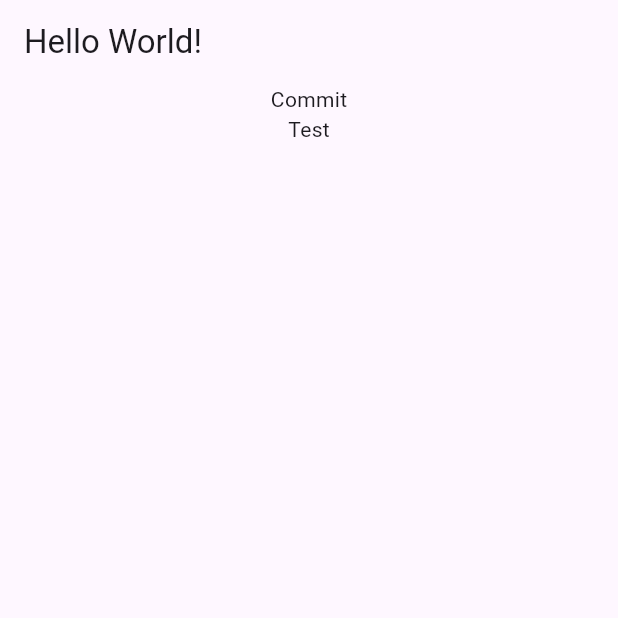
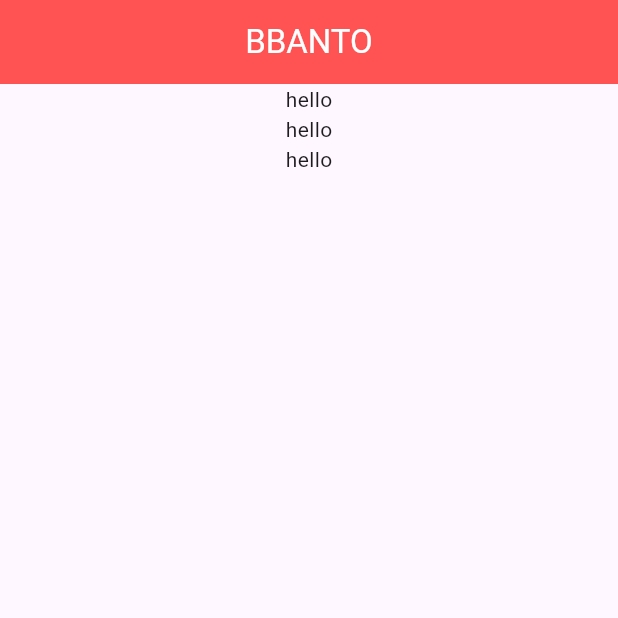
Before and after one commit to dw0124/Flutter_Study, a Flutter app: the screen it shows after launch, on a phone screen of 412 x 824 dp, the top half of it. Run offline on Flutter 3.47's test engine with Material 3 defaults, Android fonts, the phone set to English and light mode, and no system bars.

Commit message:
AppBar, Column ..

```diff
--- a/lib/main.dart
+++ b/lib/main.dart
@@ -8,9 +8,12 @@ class MyApp extends StatelessWidget {
   Widget build(BuildContext context) {
     return MaterialApp(
       title: "My App",
-      theme: ThemeData(
-        primarySwatch: Colors.blue
-      ),
+        theme: ThemeData(
+            appBarTheme: AppBarTheme(
+              backgroundColor: Colors.blue, // AppBar의 배경 색상
+              foregroundColor: Colors.white, // AppBar의 글씨 및 아이콘 색상
+            )
+        ),
       home: MyHomePage(),
     );
   }
@@ -23,15 +26,20 @@ class MyHomePage extends StatelessWidget {
   Widget build(BuildContext context) {
     return Scaffold(
       appBar: AppBar(
-        title: Text("Hello World!"),
+        title: Text("BBANTO"),  // AppBar의 타이틀
+        centerTitle: true,      // AppBar의 타이틀을 가운데 정렬
+        backgroundColor: Colors.redAccent, // 앱바 배경색
+        elevation: 0.0,
       ),
       body: Center(
         child: Column(
-          children: [
-            Text("Commit"),
-            Text("Test"),
-          ],
-        ),
+              //mainAxisAlignment: MainAxisAlignment.center,
+              children: [
+                Text("hello"),
+                Text("hello"),
+                Text("hello"),
+              ],
+            ),
       ),
     );
   }
```
